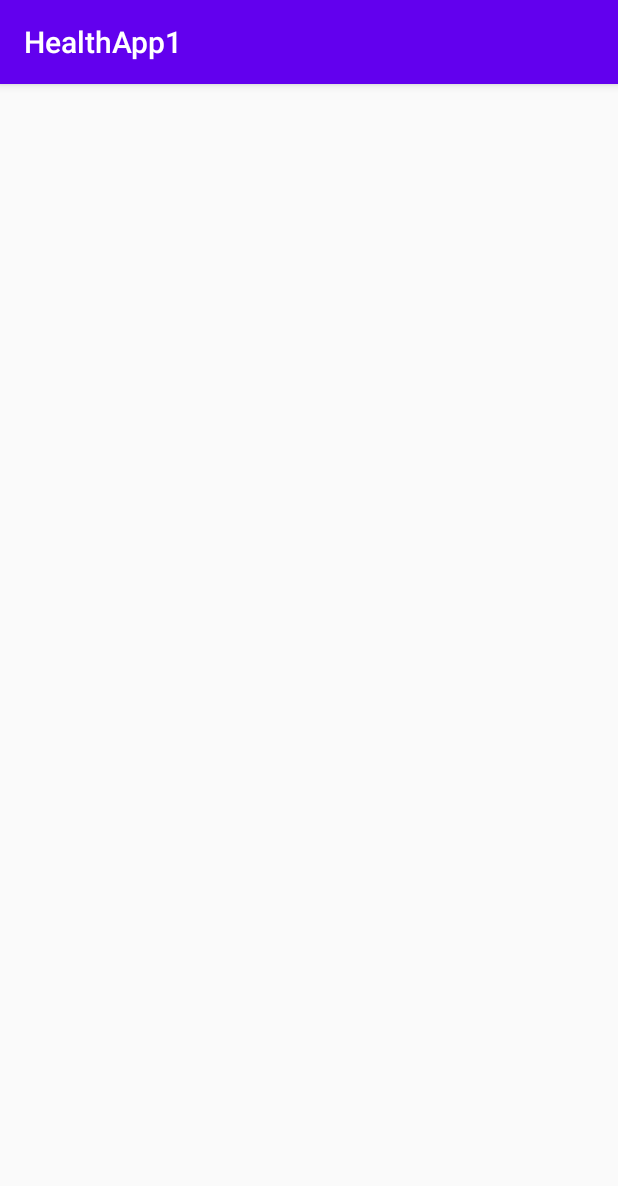
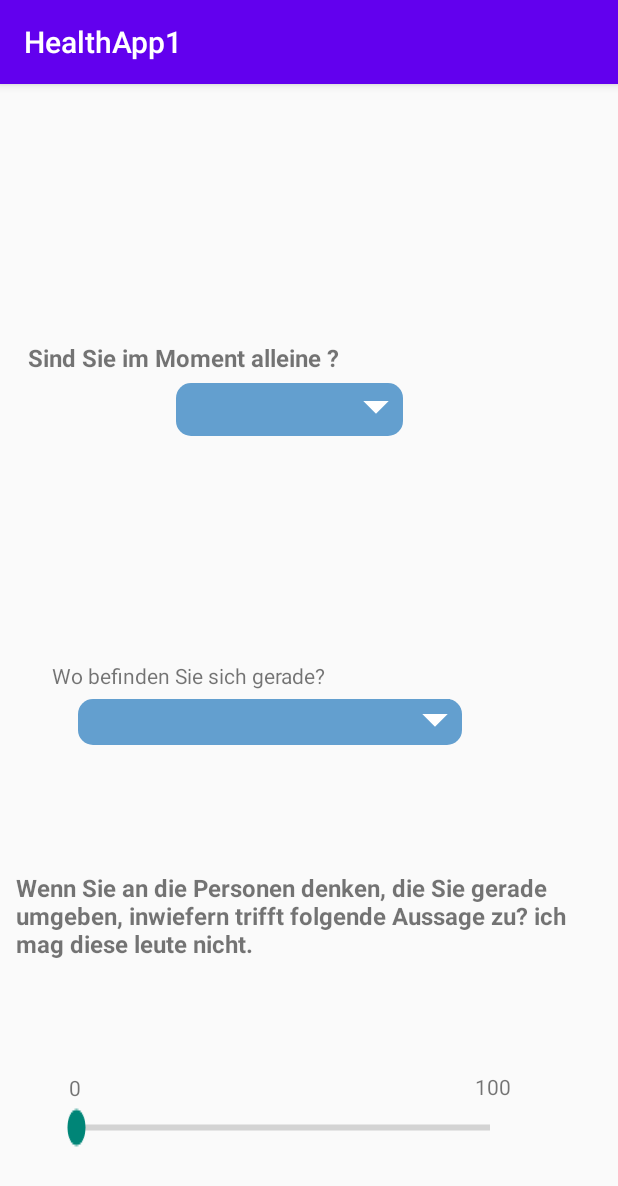
Before and after one commit to Fatemamahmoud-MH/Health-app, an Android app: the SocialContext screen opened directly, with no data from a screen before it, on a phone screen of 412 x 824 dp. Shown: the top 1186 px of the screen. Run offline under Robolectric (Android 15) with nearby library versions, the phone set to English and light mode, and no system bars.

Commit message:
lot of changes are done

```diff
--- a/app/src/main/java/com/example/healthapp1/MoodRecording.java
+++ b/app/src/main/java/com/example/healthapp1/MoodRecording.java
@@ -196,10 +196,12 @@ public class MoodRecording extends AppCompatActivity {
         });
 
     }
+    ///back start screen
     public void ClickToReturnHomePage(){
         Intent intentHomePage = new Intent(MoodRecording.this,MainActivity.class);
         startActivity(intentHomePage);
     }
+    ///next event
     public  void ClickNextTOEventMood(){
         Intent intentEvent = new Intent(MoodRecording.this,EventAppraisal.class);
         startActivity(intentEvent);
--- a/app/src/main/java/com/example/healthapp1/SocialContext.java
+++ b/app/src/main/java/com/example/healthapp1/SocialContext.java
@@ -2,13 +2,133 @@ package com.example.healthapp1;
 
 import androidx.appcompat.app.AppCompatActivity;
 
+import android.annotation.SuppressLint;
 import android.os.Bundle;
+import android.view.View;
+import android.widget.Adapter;
+import android.widget.AdapterView;
+import android.widget.ArrayAdapter;
+import android.widget.SeekBar;
+import android.widget.Spinner;
+import android.widget.TextView;
+import android.widget.Toast;
 
 public class SocialContext extends AppCompatActivity {
+    SeekBar seekBarSocialContext;
+    TextView textViewSocialContext;
+    TextView textViewSpinner2;
+    Spinner spinner1;
+    Spinner spinner2;
+    Spinner spinner3;
+    ArrayAdapter<CharSequence> adapter;
+    ///spinner
+    private static final int SPINNER_OPTION_FIRST = 0;
+    private static final int SPINNER_OPTION_SECOND = 1;
+    private static final int SPINNER_OPTION_THIRD = 2;
 
     @Override
     protected void onCreate(Bundle savedInstanceState) {
         super.onCreate(savedInstanceState);
         setContentView(R.layout.activity_social_context);
+        ////spinner1
+        spinner1 = findViewById(R.id.spinner1);
+        ArrayAdapter<CharSequence> adapter = ArrayAdapter.createFromResource(this,R.array.YesOrNo, android.R.layout.simple_spinner_item);
+        adapter.setDropDownViewResource(android.R.layout.simple_spinner_dropdown_item);
+        spinner1.setAdapter(adapter);
+        spinner1.setOnItemSelectedListener(new AdapterView.OnItemSelectedListener() {
+            @Override
+            public void onItemSelected(AdapterView<?> parent, View view, int position, long id) {
+                String text = parent.getItemAtPosition(position).toString();
+                switch (position){
+                    case SPINNER_OPTION_FIRST:
+                    case SPINNER_OPTION_THIRD:
+                        textViewSpinner2.setVisibility(View.GONE);
+                        spinner2.setVisibility(View.GONE);
+                        break;
+                    case SPINNER_OPTION_SECOND:
+                        textViewSpinner2.setVisibility(View.VISIBLE);
+                        spinner2.setVisibility(View.VISIBLE);
+                        break;
+                }
+
+                Toast.makeText(getApplicationContext(),text, Toast.LENGTH_SHORT).show();
+
+            }
+
+            @Override
+            public void onNothingSelected(AdapterView<?> parent) {
+
+            }
+        });
+
+        ///spinner2
+        textViewSpinner2 = findViewById(R.id.textViewSpinner2);
+        spinner2 = findViewById(R.id.spinner2);
+        ArrayAdapter<CharSequence> adapter1 = ArrayAdapter.createFromResource(this,R.array.SocialSituation,android.R.layout.simple_spinner_item);
+        adapter1.setDropDownViewResource(android.R.layout.simple_spinner_dropdown_item);
+        spinner2.setAdapter(adapter1);
+        spinner2.setOnItemSelectedListener(new AdapterView.OnItemSelectedListener() {
+            @Override
+            public void onItemSelected(AdapterView<?> parent, View view, int position, long id) {
+                String text = parent.getItemAtPosition(position).toString();
+                Toast.makeText(getApplicationContext(),text, Toast.LENGTH_SHORT).show();
+            }
+
+            @Override
+            public void onNothingSelected(AdapterView<?> parent) {
+
+            }
+        });
+
+        ////spinner3
+        spinner3 = findViewById(R.id.spinner3);
+        ArrayAdapter<CharSequence> adapter2 = ArrayAdapter.createFromResource(this,R.array.Context,android.R.layout.simple_spinner_item);
+        adapter2.setDropDownViewResource(android.R.layout.simple_spinner_dropdown_item);
+        spinner3.setAdapter(adapter2);
+        spinner3.setOnItemSelectedListener(new AdapterView.OnItemSelectedListener() {
+            @Override
+            public void onItemSelected(AdapterView<?> parent, View view, int position, long id) {
+                String text = parent.getItemAtPosition(position).toString();
+                Toast.makeText(getApplicationContext(),text, Toast.LENGTH_SHORT).show();
+            }
+
+            @Override
+            public void onNothingSelected(AdapterView<?> parent) {
+
+            }
+        });
+
+
+        ////seekBar
+
+        seekBarSocialContext = findViewById(R.id.seekBarSocialContext);
+        textViewSocialContext = findViewById(R.id.textViewSocialContext);
+        seekBarSocialContext.setOnSeekBarChangeListener(new SeekBar.OnSeekBarChangeListener() {
+            @SuppressLint("SetTextI18n")
+            @Override
+            public void onProgressChanged(SeekBar seekBar, int progressSocial1, boolean fromUser) {
+                if(progressSocial1 == 0) {
+                    textViewSocialContext.setText("trifft überhaupt nicht zu " + progressSocial1 + "%");
+                }
+                else if(progressSocial1 == 100){
+                    textViewSocialContext.setText("trifft völlig zu " + progressSocial1 + "%");
+                }
+                else{
+                    textViewSocialContext.setText(progressSocial1 + "%");
+                }
+            }
+
+            @Override
+            public void onStartTrackingTouch(SeekBar seekBar) {
+
+            }
+
+            @Override
+            public void onStopTrackingTouch(SeekBar seekBar) {
+
+            }
+        });
+
     }
+
 }
--- /dev/null
+++ b/app/src/main/res/drawable/spinnerbackground.xml
@@ -0,0 +1,29 @@
+<?xml version="1.0" encoding="utf-8"?>
+
+    <layer-list xmlns:android="http://schemas.android.com/apk/res/android">
+        <item>
+            <shape android:shape="rectangle">
+                <solid android:color="#639FCF"/>
+                <corners android:radius="10dp" />
+            </shape>
+        </item>
+        <item android:gravity="center_vertical|right" android:right="8dp">
+            <layer-list>
+                <item android:width="12dp" android:height="12dp"  android:gravity="center" android:bottom="10dp">
+                    <rotate
+                        android:fromDegrees="45"
+                        android:toDegrees="45">
+                        <shape android:shape="rectangle">
+                            <solid android:color="#ffffff" />
+                            <stroke android:color="#ffffff" android:width="1dp"/>
+                        </shape>
+                    </rotate>
+                </item>
+                <item android:width="20dp" android:height="10dp" android:bottom="21dp" android:gravity="center">
+                    <shape android:shape="rectangle">
+                        <solid android:color="#639FCF"/>
+                    </shape>
+                </item>
+            </layer-list>
+        </item>
+    </layer-list>
--- a/app/src/main/res/layout/activity_social_context.xml
+++ b/app/src/main/res/layout/activity_social_context.xml
@@ -1,7 +1,135 @@
 <?xml version="1.0" encoding="utf-8"?>
-<androidx.constraintlayout.widget.ConstraintLayout xmlns:android="http://schemas.android.com/apk/res/android"
+<RelativeLayout xmlns:android="http://schemas.android.com/apk/res/android"
     xmlns:app="http://schemas.android.com/apk/res-auto"
     xmlns:tools="http://schemas.android.com/tools"
-    android:layout_width="match_parent"
+    android:layout_width="wrap_content"
     android:layout_height="match_parent"
-    tools:context=".SocialContext"/>
+    android:scaleX="1"
+    android:scaleY="1"
+    tools:context=".SocialContext">
+
+
+    <TextView
+        android:id="@+id/textView22"
+        android:layout_width="22dp"
+        android:layout_height="wrap_content"
+        android:layout_alignParentEnd="true"
+        android:layout_alignParentBottom="true"
+        android:layout_marginEnd="344dp"
+        android:layout_marginBottom="89dp"
+        android:text="@string/_0" />
+
+    <TextView
+        android:id="@+id/textView23"
+        android:layout_width="wrap_content"
+        android:layout_height="wrap_content"
+        android:layout_alignParentEnd="true"
+        android:layout_alignParentBottom="true"
+        android:layout_marginEnd="71dp"
+        android:layout_marginBottom="90dp"
+        android:text="@string/_100" />
+
+    <SeekBar
+        android:id="@+id/seekBarSocialContext"
+        android:layout_width="308dp"
+        android:layout_height="35dp"
+        android:layout_alignParentEnd="true"
+        android:layout_alignParentBottom="true"
+        android:layout_marginEnd="69dp"
+        android:layout_marginBottom="53dp"
+        android:scaleX="1"
+        android:scaleY="2" />
+
+    <TextView
+        android:id="@+id/textViewSocialContext"
+        android:layout_width="wrap_content"
+        android:layout_height="wrap_content"
+        android:layout_alignParentEnd="true"
+        android:layout_alignParentBottom="true"
+        android:layout_marginEnd="206dp"
+        android:layout_marginBottom="25dp"
+        tools:text="TextView" />
+
+    <Spinner
+        android:id="@+id/spinner1"
+        android:layout_width="151dp"
+        android:layout_height="wrap_content"
+        android:layout_alignParentEnd="true"
+        android:layout_alignParentBottom="true"
+        android:layout_marginEnd="143dp"
+        android:layout_marginBottom="533dp"
+        android:background="@drawable/spinnerbackground"
+        android:paddingBottom="13dp"
+        android:spinnerMode="dropdown"
+        android:textColor="@color/white"
+        tools:ignore="SpeakableTextPresentCheck,SpeakableTextPresentCheck,TouchTargetSizeCheck,TouchTargetSizeCheck" />
+
+    <TextView
+        android:id="@+id/textViewSpinner2"
+        android:layout_width="wrap_content"
+        android:layout_height="47dp"
+        android:layout_alignParentEnd="true"
+        android:layout_alignParentBottom="true"
+        android:layout_marginEnd="33dp"
+        android:layout_marginBottom="456dp"
+        android:text="@string/von_welchen_menschen_sind_sie_momentant_umgeben" />
+
+    <Spinner
+        android:id="@+id/spinner2"
+        android:layout_width="249dp"
+        android:layout_height="45dp"
+        android:layout_alignParentEnd="true"
+        android:layout_alignParentBottom="true"
+        android:layout_marginEnd="84dp"
+        android:layout_marginBottom="411dp"
+        android:background="@drawable/spinnerbackground"
+        android:spinnerMode="dropdown"
+        tools:ignore="SpeakableTextPresentCheck,SpeakableTextPresentCheck,TouchTargetSizeCheck,TouchTargetSizeCheck" />
+
+    <TextView
+        android:id="@+id/textView18"
+        android:layout_width="370dp"
+        android:layout_height="96dp"
+        android:layout_alignParentEnd="true"
+        android:layout_alignParentBottom="true"
+        android:layout_marginEnd="31dp"
+        android:layout_marginBottom="147dp"
+        android:text="@string/wenn_sie_an_die_personen_denken_die_sie_gerade_umgeben_inwiefern_trifft_folgende_aussage_zu_ich_mag_diese_leute_nicht"
+        android:textSize="16sp"
+        android:textStyle="bold" />
+
+    <TextView
+        android:id="@+id/textView17"
+        android:layout_width="309dp"
+        android:layout_height="19dp"
+        android:layout_alignParentEnd="true"
+        android:layout_alignParentBottom="true"
+        android:layout_marginEnd="84dp"
+        android:layout_marginBottom="577dp"
+        android:text="@string/sind_sie_im_moment_alleine"
+        android:textSize="16sp"
+        android:textStyle="bold" />
+
+    <TextView
+        android:id="@+id/textView24"
+        android:layout_width="262dp"
+        android:layout_height="20dp"
+        android:layout_alignParentEnd="true"
+        android:layout_alignParentBottom="true"
+        android:layout_marginEnd="115dp"
+        android:layout_marginBottom="363dp"
+        android:text="@string/wo_befinden_sie_sich_gerade" />
+
+    <Spinner
+        android:id="@+id/spinner3"
+        android:layout_width="256dp"
+        android:layout_height="wrap_content"
+        android:layout_alignParentEnd="true"
+        android:layout_alignParentBottom="true"
+        android:layout_marginEnd="104dp"
+        android:layout_marginBottom="327dp"
+        android:background="@drawable/spinnerbackground"
+        android:spinnerMode="dropdown" />
+
+
+</RelativeLayout>
--- a/app/src/main/res/values/strings.xml
+++ b/app/src/main/res/values/strings.xml
@@ -29,4 +29,32 @@
     <string name="_0">0</string>
     <string name="_100">100</string>
     <string name="_next">NEXT</string>
+    <string name="sind_sie_im_moment_alleine">Sind Sie im Moment alleine ?</string>
+    <string name="wenn_sie_an_die_personen_denken_die_sie_gerade_umgeben_inwiefern_trifft_folgende_aussage_zu_ich_mag_diese_leute_nicht">Wenn Sie an die Personen denken, die Sie gerade umgeben, inwiefern trifft folgende Aussage zu? ich mag diese leute nicht.</string>
+    <string name="von_welchen_menschen_sind_sie_momentant_umgeben">Von welchen Menschen sind Sie momentant umgeben?</string>
+    <string name="wo_befinden_sie_sich_gerade">Wo befinden Sie sich gerade?</string>
+    <string-array name="YesOrNo">
+        <item> </item>
+        <item>Yes</item>
+        <item>No</item>
+    </string-array>
+    <string-array name="SocialSituation">
+        <item> </item>
+        <item>Lebenspartner*in</item>
+        <item>Familie</item>
+        <item>Freunde</item>
+        <item>Arbeitskollg*innen</item>
+        <item>Fremde</item>
+    </string-array>
+    <string-array name="Context">
+        <item> </item>
+        <item>Zuhause</item>
+        <item>Arbeit</item>
+        <item>Sport</item>
+        <item>sonstiges Hoppy</item>
+        <item>Einkaufen</item>
+        <item>Besuch</item>
+        <item>Sonstiges</item>
+    </string-array>
+
 </resources>
```
